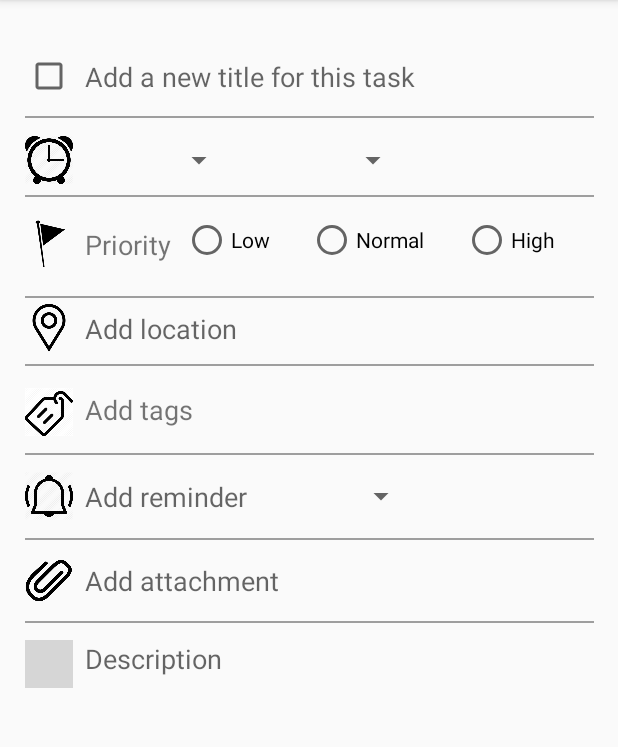
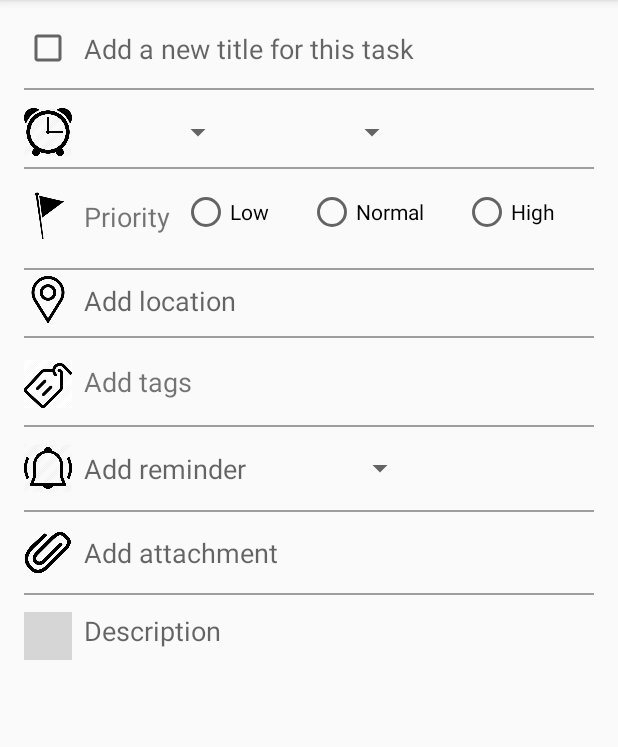
Before and after one commit to quynhle97/MyToDoTask, an Android app: the screen it shows after launch once a user with an empty profile is signed in (NewTaskActivity), after a tap on an icon or button, on a phone screen of 412 x 824 dp, the part 84-831 px from its top. Run offline under Robolectric (Android 15) with nearby library versions, the phone set to English and light mode, and no system bars; our stand-ins replace Firebase (no records; nobody signed in at launch, a user with empty details on screens opened directly); grey boxes are pictures that could not be loaded.

Commit message:
Fix layout activity_task.xml and activity_detail_task.xml Update delete task in Task (button RecycleBin is Delete)

```diff
--- a/app/src/main/java/group14/finalproject/mytodotask/constant.kt
+++ b/app/src/main/java/group14/finalproject/mytodotask/constant.kt
@@ -17,11 +17,12 @@ const val CODE_EDIT_TASK = 1016
 // KEY FOR CHANGE DATA ACTIVITY
 const val NEW_TASK_KEY = "NEW_TASK_KEY"
 const val EDIT_TASK_KEY = "EDIT_TASK_KEY"
-const val EDIT_TASK_POSITION_KET = "EDIT_TASK_POSITION_KET"
+const val EDIT_TASK_POSITION_KEY = "EDIT_TASK_POSITION_KEY"
 
 // CODE FOR POSITION
 const val EDIT_TASK = "EDIT_TASK"
 const val EDIT_TASK_POSITION = "EDIT_TASK_POSITION"
+const val DELETE_TASK_POSITION_KEY = "DELETE_TASK_POSITION_KEY"
 
 // SHARED PREFERENCES
 const val USERNAME_KEY = "USERNAME_KEY"
--- a/app/src/main/res/layout/activity_task.xml
+++ b/app/src/main/res/layout/activity_task.xml
@@ -8,10 +8,11 @@
         tools:context=".otheractivity.NewTaskActivity">
 
     <android.support.constraint.ConstraintLayout
-            android:layout_width="395dp"
-            android:layout_height="715dp" app:layout_constraintEnd_toEndOf="parent"
+            android:layout_width="0dp"
+            android:layout_height="0dp" app:layout_constraintEnd_toEndOf="parent"
             app:layout_constraintBottom_toBottomOf="parent" app:layout_constraintStart_toStartOf="parent"
-            app:layout_constraintTop_toTopOf="parent">
+            app:layout_constraintTop_toTopOf="parent" android:layout_marginStart="8dp" android:layout_marginTop="8dp"
+            android:layout_marginEnd="8dp" android:layout_marginBottom="8dp">
 
         <CheckBox
                 android:layout_width="32dp"
```
Also changed, not shown: app/src/main/java/group14/finalproject/mytodotask/MainActivity.kt (+34 -19 lines), app/src/main/java/group14/finalproject/mytodotask/otheractivity/DetailsTaskActivity.kt (+40 -14 lines), app/src/main/res/layout/activity_details_task.xml (+4 -3 lines).
